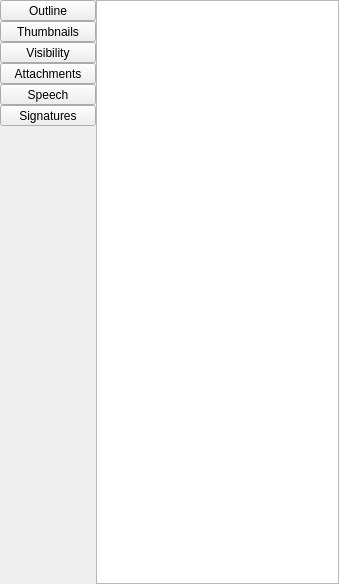
studio-berry/loop, file Pdf4QtViewer/pdfsidebarwidget.ui: the form before one commit.
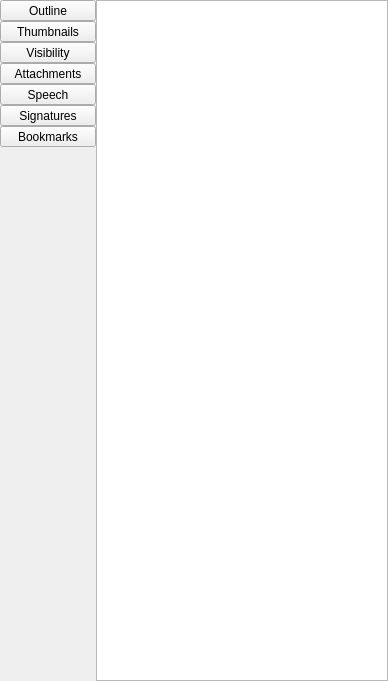
The form after the commit. Icons and pictures are not drawn.

Commit message: Issue #54: Bookmarks page - model, bookmarks manager

Diff of the .ui file:
```diff
--- a/Pdf4QtViewer/pdfsidebarwidget.ui
+++ b/Pdf4QtViewer/pdfsidebarwidget.ui
@@ -6,8 +6,8 @@
    <rect>
     <x>0</x>
     <y>0</y>
-    <width>339</width>
-    <height>584</height>
+    <width>388</width>
+    <height>681</height>
    </rect>
   </property>
   <layout class="QHBoxLayout" name="sidebarLayout">
@@ -225,6 +225,35 @@
        </property>
       </widget>
      </item>
+     <item>
+      <widget class="QToolButton" name="bookmarksButton">
+       <property name="minimumSize">
+        <size>
+         <width>96</width>
+         <height>0</height>
+        </size>
+       </property>
+       <property name="text">
+        <string>Bookmarks</string>
+       </property>
+       <property name="icon">
+        <iconset resource="pdf4qtviewer.qrc">
+         <normaloff>:/resources/sidebar-favourites.svg</normaloff>:/resources/sidebar-favourites.svg</iconset>
+       </property>
+       <property name="iconSize">
+        <size>
+         <width>64</width>
+         <height>64</height>
+        </size>
+       </property>
+       <property name="checkable">
+        <bool>true</bool>
+       </property>
+       <property name="toolButtonStyle">
+        <enum>Qt::ToolButtonTextUnderIcon</enum>
+       </property>
+      </widget>
+     </item>
      <item>
       <spacer name="buttonSpacer">
        <property name="orientation">
@@ -243,7 +272,7 @@
    <item>
     <widget class="QStackedWidget" name="stackedWidget">
      <property name="currentIndex">
-      <number>1</number>
+      <number>5</number>
      </property>
      <widget class="QWidget" name="emptyPage"/>
      <widget class="QWidget" name="outlinePage">
@@ -383,6 +412,32 @@
        </item>
       </layout>
      </widget>
+     <widget class="QWidget" name="bookmarksPage">
+      <layout class="QVBoxLayout" name="verticalLayout_3">
+       <property name="leftMargin">
+        <number>0</number>
+       </property>
+       <property name="topMargin">
+        <number>0</number>
+       </property>
+       <property name="rightMargin">
+        <number>0</number>
+       </property>
+       <property name="bottomMargin">
+        <number>0</number>
+       </property>
+       <item>
+        <widget class="QListView" name="bookmarksView">
+         <property name="editTriggers">
+          <set>QAbstractItemView::NoEditTriggers</set>
+         </property>
+         <property name="wordWrap">
+          <bool>true</bool>
+         </property>
+        </widget>
+       </item>
+      </layout>
+     </widget>
      <widget class="QWidget" name="speechPage">
       <layout class="QVBoxLayout" name="verticalLayout_2">
        <item>
```
The commit also changes 13 other files.
